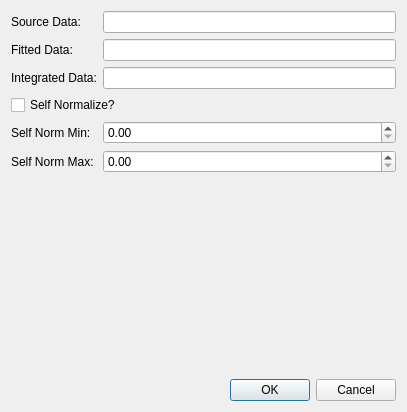
Old version of the form source/qxrdpolarnormalizationdialog.ui in the repository guyjennings/qxrd.
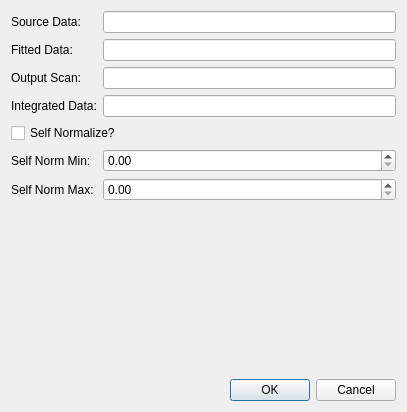
New version of the form.

Commit message: Change polar normalization to produce data column scan and integrated data objects

```diff
--- a/source/qxrdpolarnormalizationdialog.ui
+++ b/source/qxrdpolarnormalizationdialog.ui
@@ -34,7 +34,7 @@
    <item row="1" column="1">
     <widget class="QLineEdit" name="m_Destination"/>
    </item>
-   <item row="6" column="0" colspan="2">
+   <item row="7" column="0" colspan="2">
     <spacer name="verticalSpacer">
      <property name="orientation">
       <enum>Qt::Vertical</enum>
@@ -47,7 +47,7 @@
      </property>
     </spacer>
    </item>
-   <item row="7" column="0" colspan="2">
+   <item row="8" column="0" colspan="2">
     <widget class="QDialogButtonBox" name="buttonBox">
      <property name="orientation">
       <enum>Qt::Horizontal</enum>
@@ -57,51 +57,61 @@
      </property>
     </widget>
    </item>
-   <item row="2" column="0">
+   <item row="6" column="0">
+    <widget class="QLabel" name="label_5">
+     <property name="text">
+      <string>Self Norm Max:</string>
+     </property>
+    </widget>
+   </item>
+   <item row="3" column="0">
     <widget class="QLabel" name="label_3">
      <property name="text">
       <string>Integrated Data:</string>
      </property>
     </widget>
    </item>
-   <item row="2" column="1">
+   <item row="3" column="1">
     <widget class="QLineEdit" name="m_Integrated"/>
    </item>
-   <item row="4" column="0">
+   <item row="5" column="0">
     <widget class="QLabel" name="label_4">
      <property name="text">
       <string>Self Norm Min:</string>
      </property>
     </widget>
    </item>
-   <item row="3" column="0" colspan="2">
+   <item row="5" column="1">
+    <widget class="QDoubleSpinBox" name="m_SelfNormalizeMin">
+     <property name="maximum">
+      <double>10000.000000000000000</double>
+     </property>
+    </widget>
+   </item>
+   <item row="4" column="0" colspan="2">
     <widget class="QCheckBox" name="m_SelfNormalize">
      <property name="text">
       <string>Self Normalize?</string>
      </property>
     </widget>
    </item>
-   <item row="5" column="0">
-    <widget class="QLabel" name="label_5">
-     <property name="text">
-      <string>Self Norm Max:</string>
-     </property>
-    </widget>
-   </item>
-   <item row="4" column="1">
-    <widget class="QDoubleSpinBox" name="m_SelfNormalizeMin">
-     <property name="maximum">
-      <double>10000.000000000000000</double>
-     </property>
-    </widget>
-   </item>
-   <item row="5" column="1">
+   <item row="6" column="1">
     <widget class="QDoubleSpinBox" name="m_SelfNormalizeMax">
      <property name="maximum">
       <double>10000.000000000000000</double>
      </property>
     </widget>
    </item>
+   <item row="2" column="1">
+    <widget class="QLineEdit" name="m_ColumnScan"/>
+   </item>
+   <item row="2" column="0">
+    <widget class="QLabel" name="label_6">
+     <property name="text">
+      <string>Output Scan:</string>
+     </property>
+    </widget>
+   </item>
   </layout>
  </widget>
  <resources/>
```
The commit also changes 3 other files.
